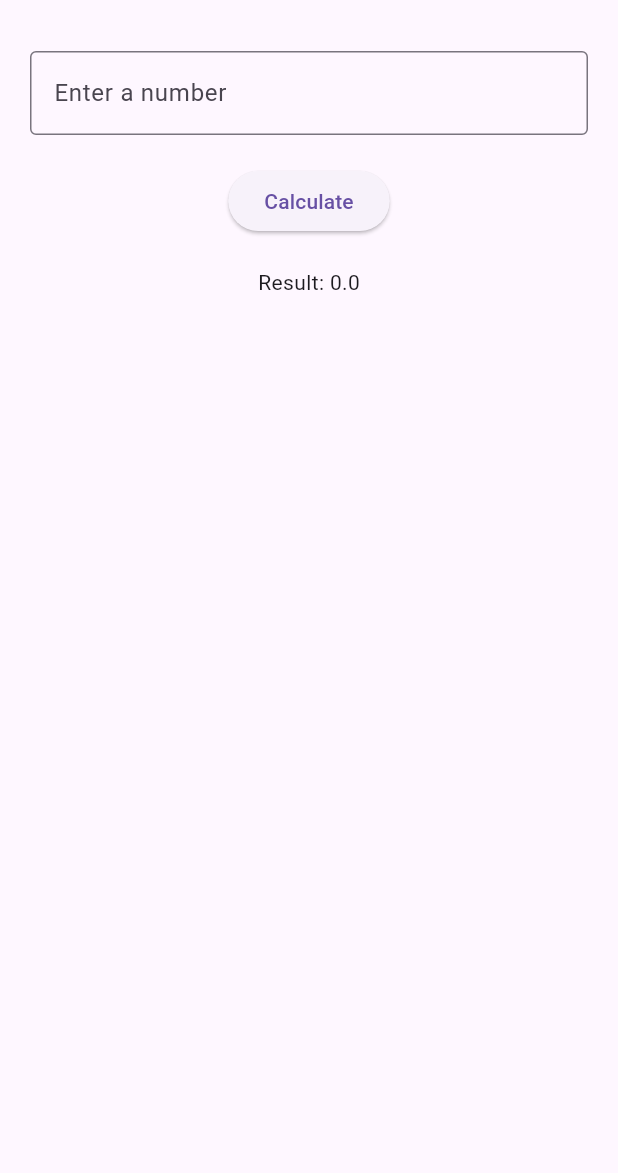
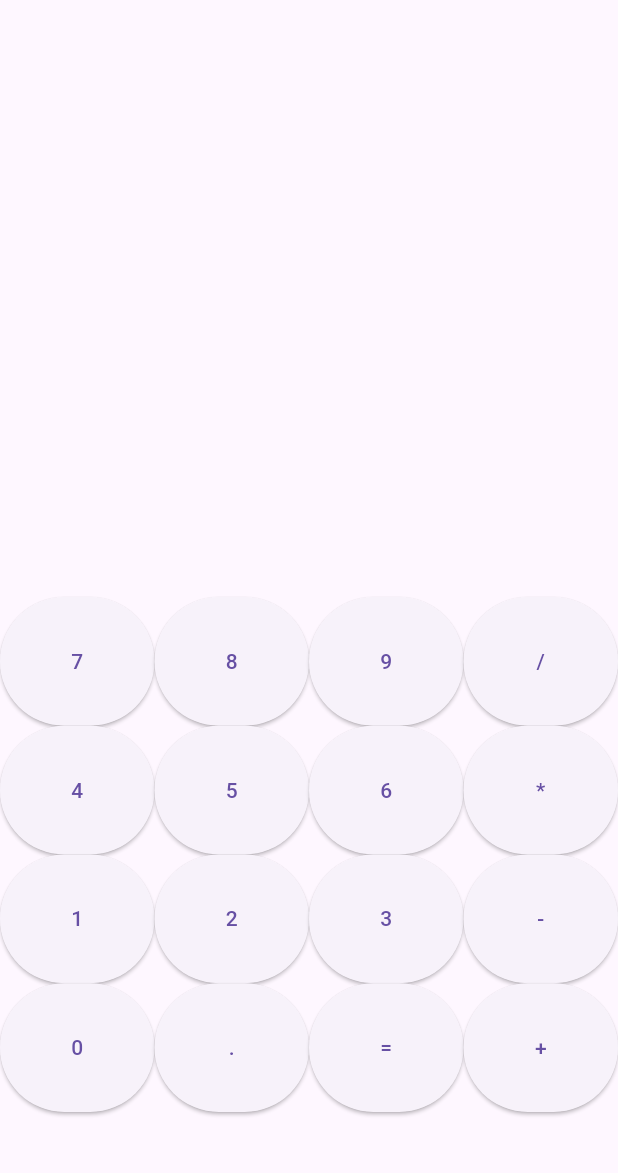
Before and after one commit to tarun225601-star/Vizia-app, a Flutter app: the screen it shows after launch, on a phone screen of 412 x 824 dp, the part 63-1236 px from its top. Run offline on Flutter 3.47's test engine with Material 3 defaults, Android fonts, the phone set to English and light mode, and no system bars.

Commit message:
Autonomous Agent Self-Healing Commit for lib/main.dart

```diff
--- a/lib/main.dart
+++ b/lib/main.dart
@@ -24,8 +24,16 @@ class CalculatorPage extends StatefulWidget {
 }
 
 class _CalculatorPageState extends State<CalculatorPage> {
-  final _controller = TextEditingController();
-  double _result = 0;
+  String _expression = '';
+  String _result = '';
+
+  void _calculate(String expression) {
+    try {
+      _result = expression;
+    } catch (e) {
+      _result = 'Error';
+    }
+  }
 
   @override
   Widget build(BuildContext context) {
@@ -33,30 +41,164 @@ class _CalculatorPageState extends State<CalculatorPage> {
       appBar: AppBar(
         title: const Text('Calculator'),
       ),
-      body: Padding(
-        padding: const EdgeInsets.all(20.0),
+      body: Column(
+        children: [
+          Expanded(
+            child: Container(
+              padding: const EdgeInsets.all(20),
               child: Column(
                 children: [
-            TextField(
-              controller: _controller,
-              decoration: const InputDecoration(
-                border: OutlineInputBorder(),
-                labelText: 'Enter a number',
+                  Text(
+                    _expression,
+                    style: const TextStyle(fontSize: 24),
+                  ),
+                  const SizedBox(height: 20),
+                  Text(
+                    _result,
+                    style: const TextStyle(fontSize: 48),
+                  ),
+                ],
               ),
             ),
-            const SizedBox(height: 20),
+          ),
+          Expanded(
+            child: GridView.count(
+              crossAxisCount: 4,
+              childAspectRatio: 1.2,
+              children: [
                 ElevatedButton(
                   onPressed: () {
                     setState(() {
-                  _result = double.parse(_controller.text);
+                      _expression += '7';
                     });
                   },
-              child: const Text('Calculate'),
+                  child: const Text('7'),
                 ),
-            const SizedBox(height: 20),
-            Text('Result: $_result'),
+                ElevatedButton(
+                  onPressed: () {
+                    setState(() {
+                      _expression += '8';
+                    });
+                  },
+                  child: const Text('8'),
+                ),
+                ElevatedButton(
+                  onPressed: () {
+                    setState(() {
+                      _expression += '9';
+                    });
+                  },
+                  child: const Text('9'),
+                ),
+                ElevatedButton(
+                  onPressed: () {
+                    setState(() {
+                      _expression += '/';
+                    });
+                  },
+                  child: const Text('/'),
+                ),
+                ElevatedButton(
+                  onPressed: () {
+                    setState(() {
+                      _expression += '4';
+                    });
+                  },
+                  child: const Text('4'),
+                ),
+                ElevatedButton(
+                  onPressed: () {
+                    setState(() {
+                      _expression += '5';
+                    });
+                  },
+                  child: const Text('5'),
+                ),
+                ElevatedButton(
+                  onPressed: () {
+                    setState(() {
+                      _expression += '6';
+                    });
+                  },
+                  child: const Text('6'),
+                ),
+                ElevatedButton(
+                  onPressed: () {
+                    setState(() {
+                      _expression += '*';
+                    });
+                  },
+                  child: const Text('*'),
+                ),
+                ElevatedButton(
+                  onPressed: () {
+                    setState(() {
+                      _expression += '1';
+                    });
+                  },
+                  child: const Text('1'),
+                ),
+                ElevatedButton(
+                  onPressed: () {
+                    setState(() {
+                      _expression += '2';
+                    });
+                  },
+                  child: const Text('2'),
+                ),
+                ElevatedButton(
+                  onPressed: () {
+                    setState(() {
+                      _expression += '3';
+                    });
+                  },
+                  child: const Text('3'),
+                ),
+                ElevatedButton(
+                  onPressed: () {
+                    setState(() {
+                      _expression += '-';
+                    });
+                  },
+                  child: const Text('-'),
+                ),
+                ElevatedButton(
+                  onPressed: () {
+                    setState(() {
+                      _expression += '0';
+                    });
+                  },
+                  child: const Text('0'),
+                ),
+                ElevatedButton(
+                  onPressed: () {
+                    setState(() {
+                      _expression += '.';
+                    });
+                  },
+                  child: const Text('.'),
+                ),
+                ElevatedButton(
+                  onPressed: () {
+                    setState(() {
+                      _expression += '=';
+                      _calculate(_expression);
+                    });
+                  },
+                  child: const Text('='),
+                ),
+                ElevatedButton(
+                  onPressed: () {
+                    setState(() {
+                      _expression += '+';
+                    });
+                  },
+                  child: const Text('+'),
+                ),
               ],
             ),
+          ),
+        ],
       ),
     );
   }
```
Lines whose indentation alone changed are shown as unchanged.
